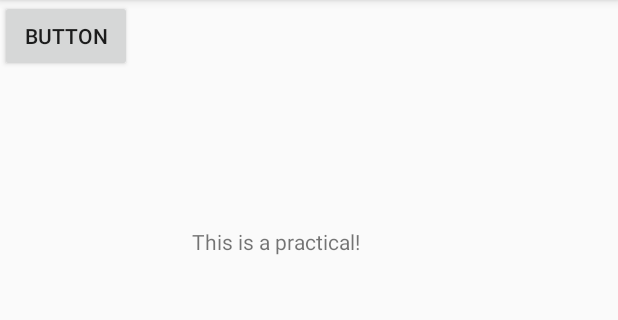
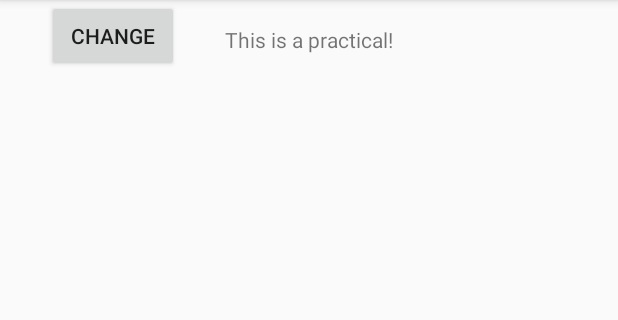
Before and after one commit to demobangz/MADT-Practical-1, an Android app: the screen it shows after launch (MainActivity), on a phone screen of 412 x 824 dp, the part 84-404 px from its top. Run offline under Robolectric (Android 15) with nearby library versions, the phone set to English and light mode, and no system bars.

Commit message:
Added function to change text with button

```diff
--- a/app/src/main/java/com/example/madt_practical_1/MainActivity.java
+++ b/app/src/main/java/com/example/madt_practical_1/MainActivity.java
@@ -3,12 +3,22 @@ package com.example.madt_practical_1;
 import androidx.appcompat.app.AppCompatActivity;
 
 import android.os.Bundle;
+import android.view.View;
+import android.widget.TextView;
 
 public class MainActivity extends AppCompatActivity {
+
+    private TextView tvMain;
 
     @Override
     protected void onCreate(Bundle savedInstanceState) {
         super.onCreate(savedInstanceState);
         setContentView(R.layout.activity_main);
+
+        this.tvMain =  findViewById(R.id.tvMainLabel);
+    }
+
+    public void onBtnChangeClick(View view) {
+        this.tvMain.setText("Something happened here");
     }
 }
--- a/app/src/main/res/layout/activity_main.xml
+++ b/app/src/main/res/layout/activity_main.xml
@@ -7,21 +7,25 @@
     tools:context=".MainActivity">
 
     <TextView
+        android:id="@+id/tvMainLabel"
         android:layout_width="wrap_content"
         android:layout_height="wrap_content"
         android:text="@string/this_is_a_practical"
         app:layout_constraintBottom_toBottomOf="parent"
-        app:layout_constraintHorizontal_bias="0.426"
         app:layout_constraintLeft_toLeftOf="parent"
         app:layout_constraintRight_toRightOf="parent"
         app:layout_constraintTop_toTopOf="parent"
-        app:layout_constraintVertical_bias="0.202" />
+        app:layout_constraintVertical_bias="0.022" />
 
     <Button
-        android:id="@+id/button"
+        android:id="@+id/btnChangeText"
         android:layout_width="wrap_content"
         android:layout_height="wrap_content"
-        android:text="@string/button"
+        android:text="Change"
+        android:onClick="onBtnChangeClick"
+        app:layout_constraintEnd_toStartOf="@+id/tvMainLabel"
+        app:layout_constraintStart_toStartOf="parent"
+        app:layout_constraintTop_toTopOf="parent"
         tools:layout_editor_absoluteX="143dp"
         tools:layout_editor_absoluteY="184dp"
         tools:ignore="MissingConstraints" />
```
